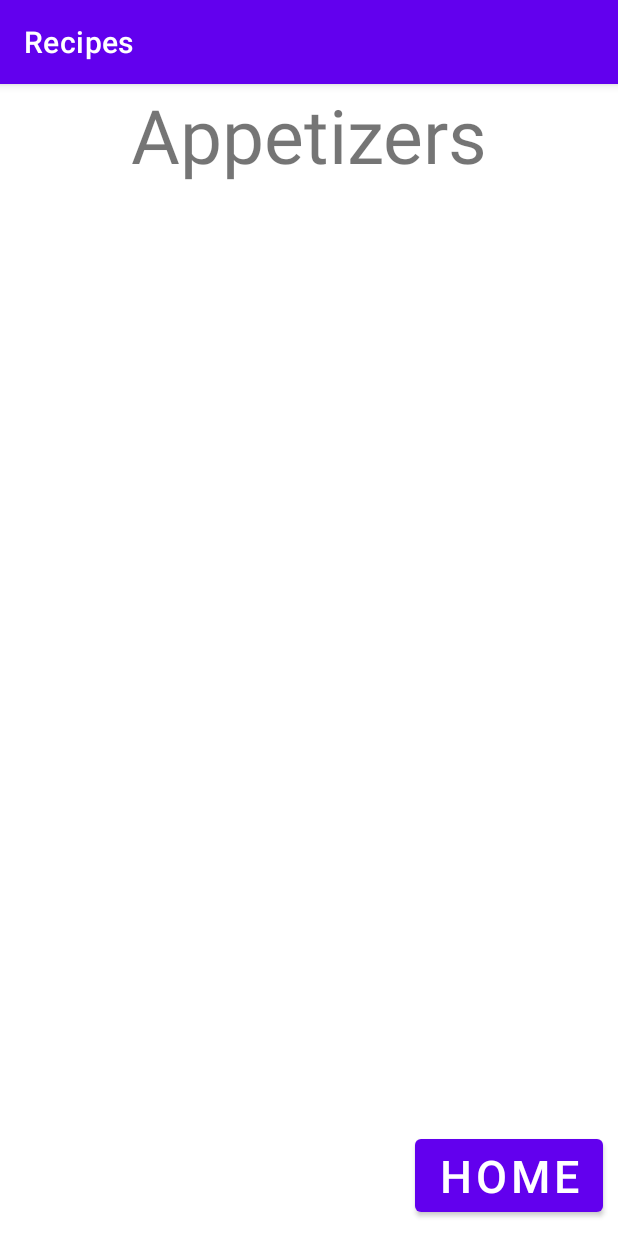
After one commit to wws002/androidRecipes, an Android app: the AppetizersActivity screen opened directly, with no data from a screen before it, on a phone screen of 412 x 824 dp. The commit adds this screen. Run offline under Robolectric (Android 15) with nearby library versions, the phone set to English and light mode, and no system bars.

Commit message:
began basic functionality for appetizers activity

```diff
--- a/app/src/main/AndroidManifest.xml
+++ b/app/src/main/AndroidManifest.xml
@@ -16,6 +16,7 @@
                 <category android:name="android.intent.category.LAUNCHER" />
             </intent-filter>
         </activity>
+        <activity android:name=".AppetizersActivity"></activity>
     </application>
 
 </manifest>
--- /dev/null
+++ b/app/src/main/java/com/example/recipes/AppetizersActivity.java
@@ -0,0 +1,37 @@
+package com.example.recipes;
+
+import android.content.Intent;
+import android.os.Bundle;
+import android.view.View;
+
+import androidx.appcompat.app.AppCompatActivity;
+
+public class AppetizersActivity extends AppCompatActivity implements View.OnClickListener {
+    @Override
+    protected void onCreate(Bundle savedInstanceState){
+        super.onCreate(savedInstanceState);
+        setContentView(R.layout.activity_appetizers);
+        initialize();
+    }
+
+    void initialize(){
+        findViewById(R.id.homeBtn).setOnClickListener(this);
+    }
+
+    @Override
+    public void onClick(View v) {
+        switch(v.getId()){
+            case R.id.homeBtn:
+                returnHome();
+                break;
+            default:
+                //this shouldn't happen
+                break;
+        }
+    }
+
+    void returnHome(){
+        Intent intent = new Intent(this, MainActivity.class);
+        startActivity(intent);
+    }
+}
--- /dev/null
+++ b/app/src/main/java/com/example/recipes/activity_appetizers.java
@@ -0,0 +1,7 @@
+package com.example.recipes;
+
+import android.os.Bundle;
+
+public interface activity_appetizers {
+    void onCreate(Bundle savedInstanceState);
+}
--- /dev/null
+++ b/app/src/main/res/layout/activity_appetizers.xml
@@ -0,0 +1,28 @@
+<?xml version="1.0" encoding="utf-8"?>
+<androidx.constraintlayout.widget.ConstraintLayout xmlns:android="http://schemas.android.com/apk/res/android"
+    android:layout_width="match_parent"
+    android:layout_height="match_parent"
+    xmlns:app="http://schemas.android.com/apk/res-auto"
+    xmlns:tools="http://schemas.android.com/tools"
+    tools:context=".AppetizersActivity">
+
+    <TextView
+        android:id="@+id/appsTitle"
+        android:layout_width="wrap_content"
+        android:layout_height="wrap_content"
+        android:text="Appetizers"              android:textSize="50dp"
+        app:layout_constraintTop_toTopOf="parent"
+        app:layout_constraintRight_toRightOf="parent"
+        app:layout_constraintLeft_toLeftOf="parent" />
+
+    <Button
+        android:id="@+id/homeBtn"
+        android:layout_width="wrap_content"
+        android:layout_height="wrap_content"
+        android:text="Home"                    android:textSize="30dp"
+        android:layout_marginBottom="10dp"
+        android:layout_marginRight="10dp"
+        app:layout_constraintBottom_toBottomOf="parent"
+        app:layout_constraintRight_toRightOf="parent" />
+
+</androidx.constraintlayout.widget.ConstraintLayout>
```
Also changed, not shown: app/src/main/java/com/example/recipes/MainActivity.java (+25 -1 lines).
